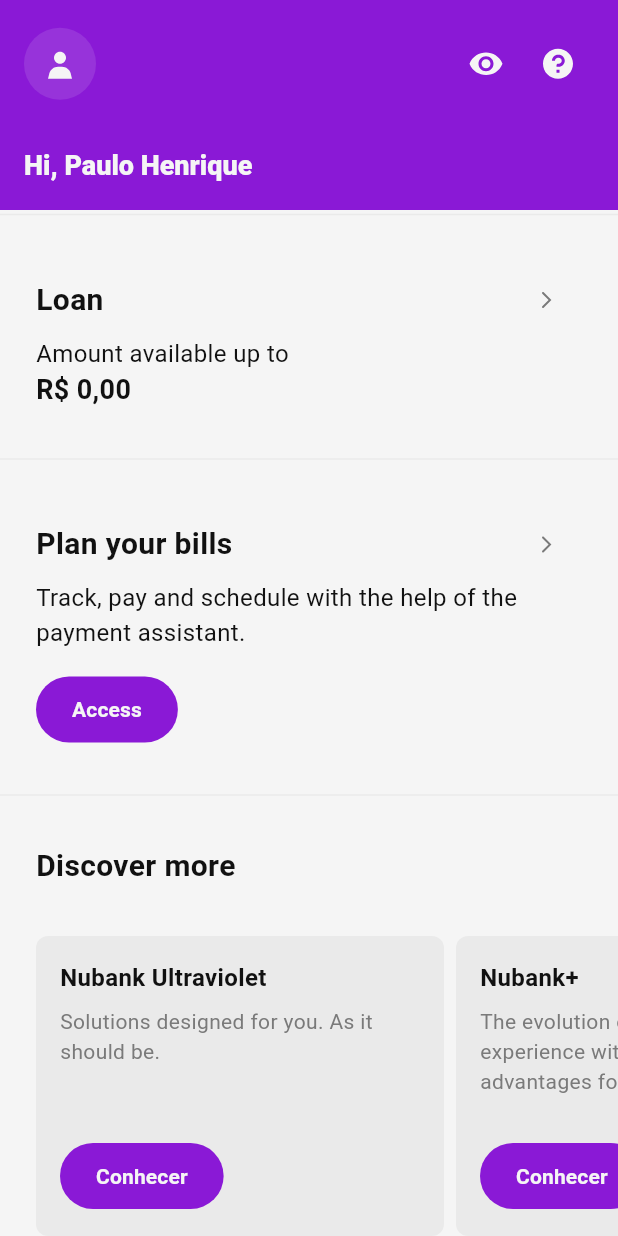
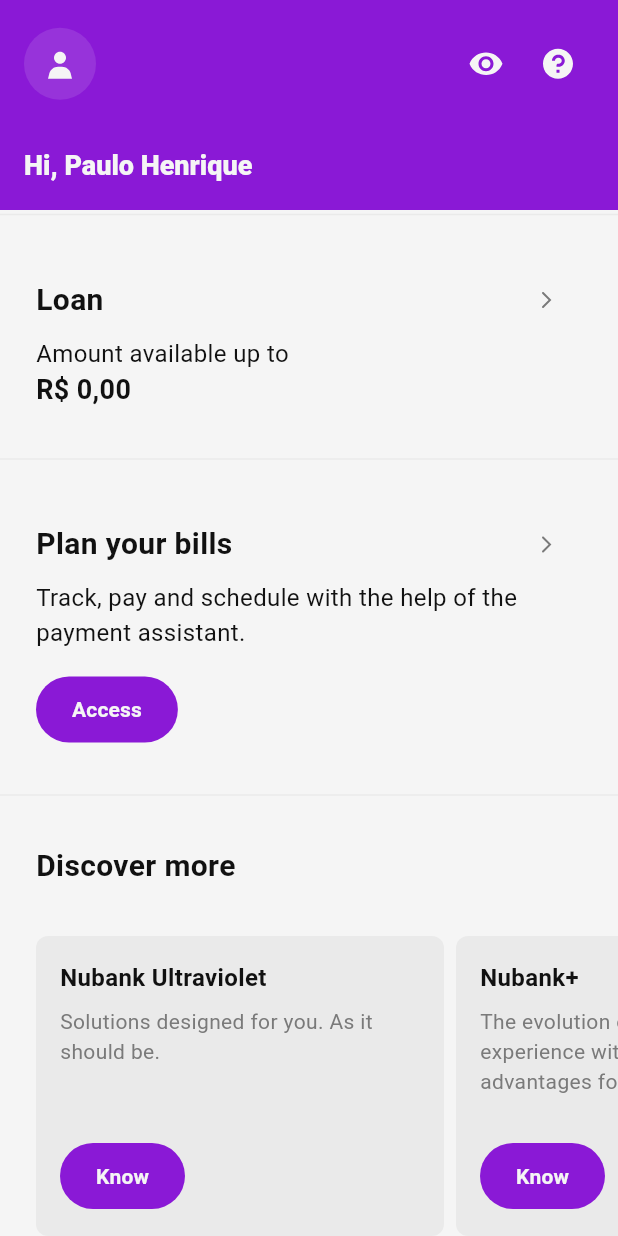
Before and after one commit to paulosabra/nubank, a Flutter app: the screen it shows after launch, scrolled down 658 dp, on a phone screen of 412 x 824 dp. Run offline on Flutter 3.47's test engine with Material 3 defaults, Android fonts, the phone set to English and light mode, and no system bars; our stand-ins replace flutter_svg, go_router.

Commit message:
fix(know-card): correct the button text

```diff
--- a/lib/core/localization/app_en.arb
+++ b/lib/core/localization/app_en.arb
@@ -44,5 +44,6 @@
   "nuCellTitle": "NuCell",
   "nuCellDescription": "Simple cell phone plans designed to give you no surprises.",
   "termsUseTitle": "Terms of use",
-  "termsUseDescription": "We explain what this Nubank document says."
+  "termsUseDescription": "We explain what this Nubank document says.",
+  "knowButton": "Know"
 }
--- a/lib/core/localization/app_localizations.dart
+++ b/lib/core/localization/app_localizations.dart
@@ -289,6 +289,12 @@ abstract class AppLocalizations {
   /// In en, this message translates to:
   /// **'We explain what this Nubank document says.'**
   String get termsUseDescription;
+
+  /// No description provided for @knowButton.
+  ///
+  /// In en, this message translates to:
+  /// **'Know'**
+  String get knowButton;
 }
 
 class _AppLocalizationsDelegate
--- a/lib/core/localization/app_localizations_en.dart
+++ b/lib/core/localization/app_localizations_en.dart
@@ -114,4 +114,7 @@ class AppLocalizationsEn extends AppLocalizations {
   @override
   String get termsUseDescription =>
       'We explain what this Nubank document says.';
+
+  @override
+  String get knowButton => 'Know';
 }
--- a/lib/core/localization/app_localizations_pt.dart
+++ b/lib/core/localization/app_localizations_pt.dart
@@ -114,4 +114,7 @@ class AppLocalizationsPt extends AppLocalizations {
   @override
   String get termsUseDescription =>
       'Explicamos o que diz esse documento do Nubank.';
+
+  @override
+  String get knowButton => 'Conhecer';
 }
--- a/lib/core/localization/app_pt.arb
+++ b/lib/core/localization/app_pt.arb
@@ -44,5 +44,6 @@
   "nuCellTitle": "NuCel",
   "nuCellDescription": "Planos de celular simples pensados para você não ter surpresas.",
   "termsUseTitle": "Termos de uso",
-  "termsUseDescription": "Explicamos o que diz esse documento do Nubank."
+  "termsUseDescription": "Explicamos o que diz esse documento do Nubank.",
+  "knowButton": "Conhecer"
 }
--- a/lib/pages/home/widgets/know_card.dart
+++ b/lib/pages/home/widgets/know_card.dart
@@ -1,6 +1,7 @@
 import 'package:flutter/material.dart';
 import 'package:nubank/components/button.dart';
 import 'package:nubank/core/themes/colors.dart';
+import 'package:nubank/core/utils/extensions/context.dart';
 
 class KnowCard extends StatelessWidget {
   const KnowCard({super.key, required this.title, required this.description});
@@ -38,7 +39,14 @@ class KnowCard extends StatelessWidget {
           ),
           const SizedBox(height: 8),
           const Spacer(),
-          NuButton.primary(text: 'Conhecer', onPressed: () {}),
+          NuButton.primary(
+            text: context.l10n.knowButton,
+            onPressed: () {
+              ScaffoldMessenger.of(
+                context,
+              ).showSnackBar(SnackBar(content: Text('$title Button Pressed')));
+            },
+          ),
         ],
       ),
     );
```
